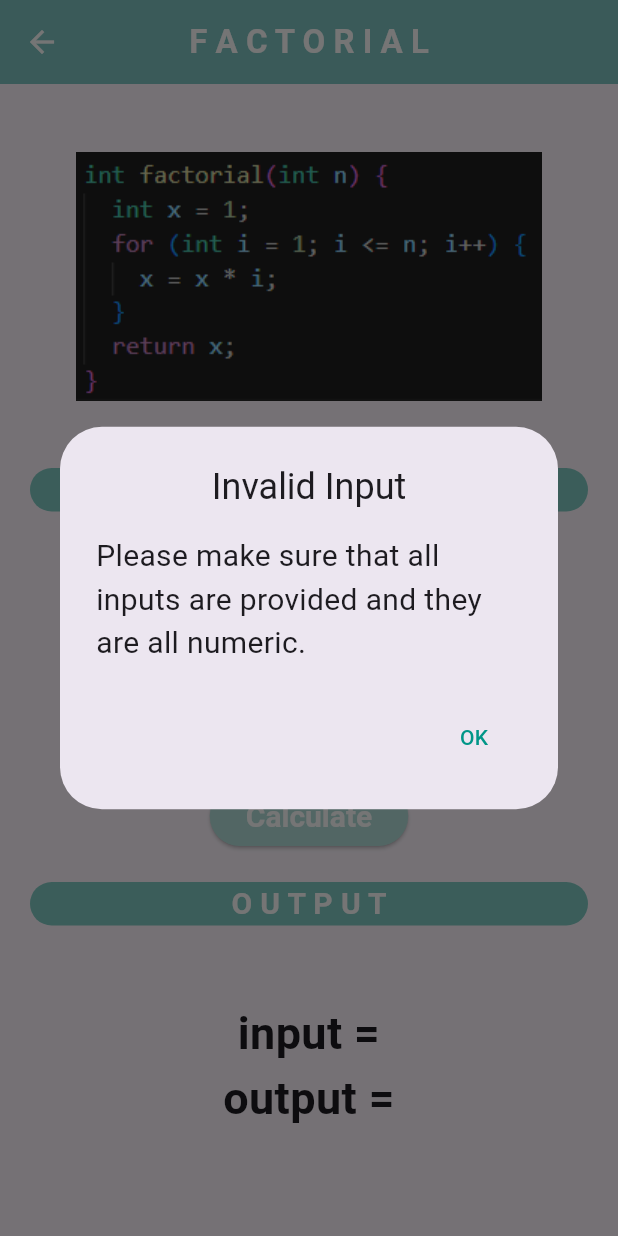
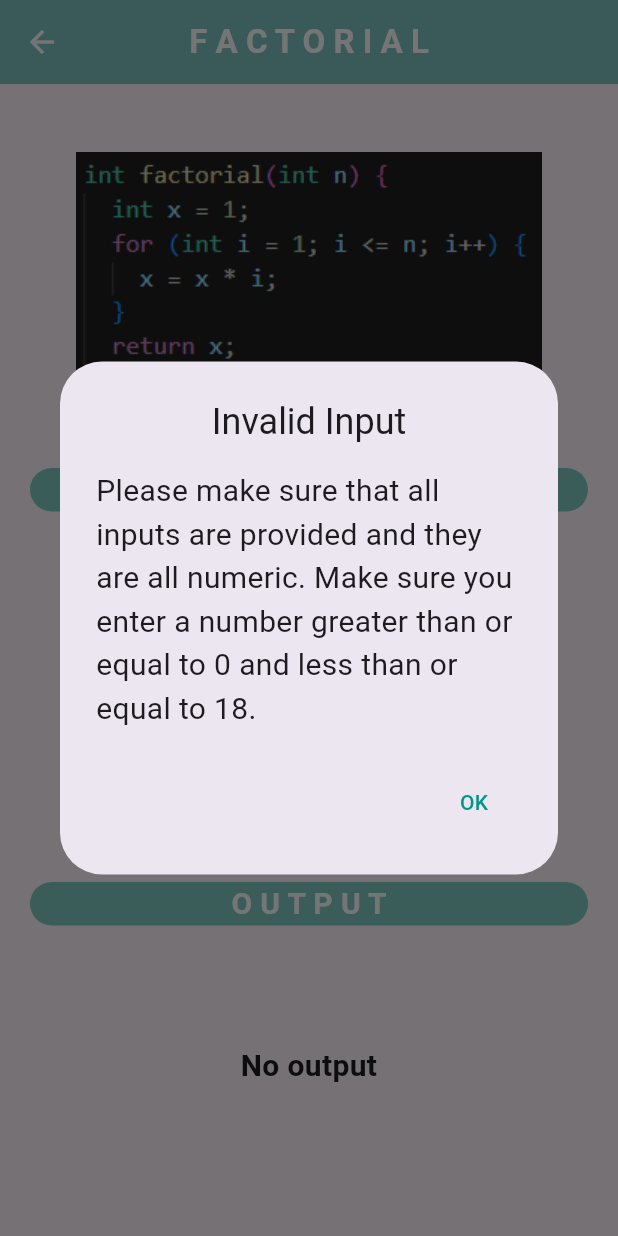
Before and after one commit to JawadZ02/MTH-App, a Flutter app: the FactorialPage screen opened directly, after a tap on "Calculate", on a phone screen of 412 x 824 dp. Run offline on Flutter 3.47's test engine with Material 3 defaults, Android fonts, the phone set to English and light mode, and no system bars; drawn by our look-alikes of auto_size_text.

Commit message:
made_app_more_consistent_and_added_more_validation

```diff
--- a/lib/pages/factorial.dart
+++ b/lib/pages/factorial.dart
@@ -23,6 +23,10 @@ class _FactorialPageState extends State<FactorialPage> {
 
   // outputs
   int output = 0;
+  String outputString = '';
+
+  //flags
+  int error = 1;
 
   @override
   Widget build(BuildContext context) {
@@ -121,13 +125,23 @@ class _FactorialPageState extends State<FactorialPage> {
                           bool inputsCorrectTypes =
                               int.tryParse(input) != null;
 
-                          if (inputsNotEmpty && inputsCorrectTypes) {
+                          bool range = true;
+                          double? inputParsed = double.tryParse(input);
+                          if(inputsCorrectTypes){
+                            range = inputParsed! >= 0 && inputParsed <= 18;
+                          }
+
+
+
+                          if (inputsNotEmpty && inputsCorrectTypes && range) {
                             // all inputs valid, so calculate
+                            error = 0;
                           setState(() {
                               output = factorial(int.parse(input));
                             });
                           } else {
                             // inputs invalid, so show pop up message
+                            error = 1;
                             showDialog(
                               context: context,
                               builder: (BuildContext context) {
@@ -138,7 +152,7 @@ class _FactorialPageState extends State<FactorialPage> {
                                     style: TextStyle(fontSize: 24),
                                   ),
                                   content: const Text(
-                                    "Please make sure that all inputs are provided and they are all numeric.",
+                                    "Please make sure that all inputs are provided and they are all numeric. Make sure you enter a number greater than or equal to 0 and less than or equal to 18.",
                                     style: TextStyle(fontSize: 20),
                                   ),
                                   actions: [
@@ -205,22 +219,13 @@ class _FactorialPageState extends State<FactorialPage> {
                         mainAxisAlignment: MainAxisAlignment.center,
                         children: [
                           AutoSizeText(
-                            'input = $input',
+                            error == 0 ? 'output = $output' : 'No output',
                             textAlign: TextAlign.center,
                             style: const TextStyle(
-                              fontSize: 30,
+                              fontSize: 20,
                               fontWeight: FontWeight.bold,
                             ),
-                            maxLines: 2,
-                          ),
-                          AutoSizeText(
-                            output != 0 ? 'output = $output' : 'output =',
-                            textAlign: TextAlign.center,
-                            style: const TextStyle(
-                              fontSize: 30,
-                              fontWeight: FontWeight.bold,
-                            ),
-                            maxLines: 3,
+                            maxLines: 10,
                           ),
                         ],
                       ),
--- a/lib/pages/matrices.dart
+++ b/lib/pages/matrices.dart
@@ -19,7 +19,7 @@ class _MatricesPageState extends State<MatricesPage> {
   double output = 0;
 
   //flags
-  int error = 0;
+  int error = 1;
 
   double determinant(
       double topleft, double topright, double bottomleft, double bottomright) {
@@ -305,7 +305,7 @@ class _MatricesPageState extends State<MatricesPage> {
                         mainAxisAlignment: MainAxisAlignment.center,
                         children: [
                           AutoSizeText(
-                            error == 0 ? 'determinant = $output' : 'output =',
+                            error == 0 ? 'determinant = $output' : 'No output',
                             textAlign: TextAlign.center,
                             style: const TextStyle(
                               fontSize: 30,
```
Also changed, not shown: lib/pages/arithmetic.dart (+19 -11 lines), lib/pages/boolean.dart (+8 -4 lines), lib/pages/differential.dart (+30 -13 lines), lib/pages/linearsystems.dart (+3 -4 lines), lib/pages/polynomial.dart (+11 -19 lines), lib/pages/series.dart (+13 -12 lines), lib/pages/vectors.dart (+14 -3 lines), images/Arithmetic_Code.png, images/Boolean_Code.png, images/Euler_Code.png, images/Matrices_Code.png, images/Polynomial_Code.png, images/Vector_Code.png.
